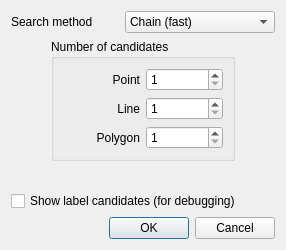
The window that src/plugins/labeling/engineconfigdialog.ui (qgis/QGIS) describes before a commit, drawn with Qt 5.
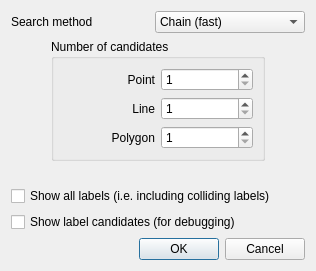
The same window after the commit.

Commit message: Added an option to show also colliding labels (in engine configuration)

```diff
--- a/src/plugins/labeling/engineconfigdialog.ui
+++ b/src/plugins/labeling/engineconfigdialog.ui
@@ -6,8 +6,8 @@
    <rect>
     <x>0</x>
     <y>0</y>
-    <width>286</width>
-    <height>250</height>
+    <width>316</width>
+    <height>271</height>
    </rect>
   </property>
   <property name="windowTitle">
@@ -172,6 +172,13 @@
      </property>
     </spacer>
    </item>
+   <item>
+    <widget class="QCheckBox" name="chkShowAllLabels">
+     <property name="text">
+      <string>Show all labels (i.e. including colliding labels)</string>
+     </property>
+    </widget>
+   </item>
    <item>
     <widget class="QCheckBox" name="chkShowCandidates">
      <property name="text">
```
The commit also changes 5 other files.
